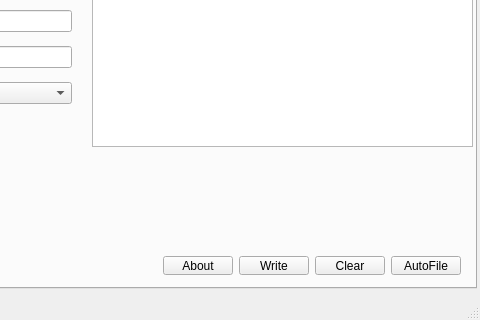
33957024/Barotrauma-Python-XML-md, file code/UI/Main-window.ui: the form before one commit; both pictures show x 160 to 640 and y 90 to 410 of the 640 by 410 pixel window.
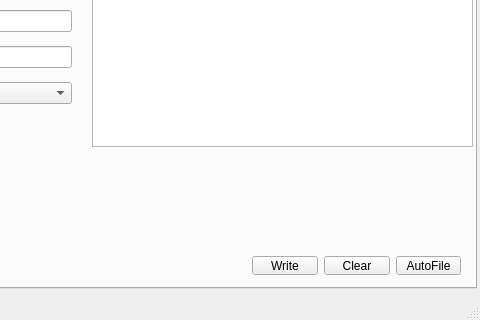
The form after the commit.

What changed in the file:
```diff
--- a/code/UI/Main-window.ui
+++ b/code/UI/Main-window.ui
@@ -146,20 +146,13 @@
      <widget class="QWidget" name="horizontalLayoutWidget">
       <property name="geometry">
        <rect>
-        <x>310</x>
+        <x>399</x>
         <y>290</y>
-        <width>320</width>
+        <width>231</width>
         <height>41</height>
        </rect>
       </property>
       <layout class="QHBoxLayout" name="horizontalLayout">
-       <item>
-        <widget class="QPushButton" name="pushButton_4">
-         <property name="text">
-          <string>About</string>
-         </property>
-        </widget>
-       </item>
        <item>
         <widget class="QPushButton" name="pushButton_2">
          <property name="text">
```
Left out of the diff: 4 changed lines with no effect on the pictures.
